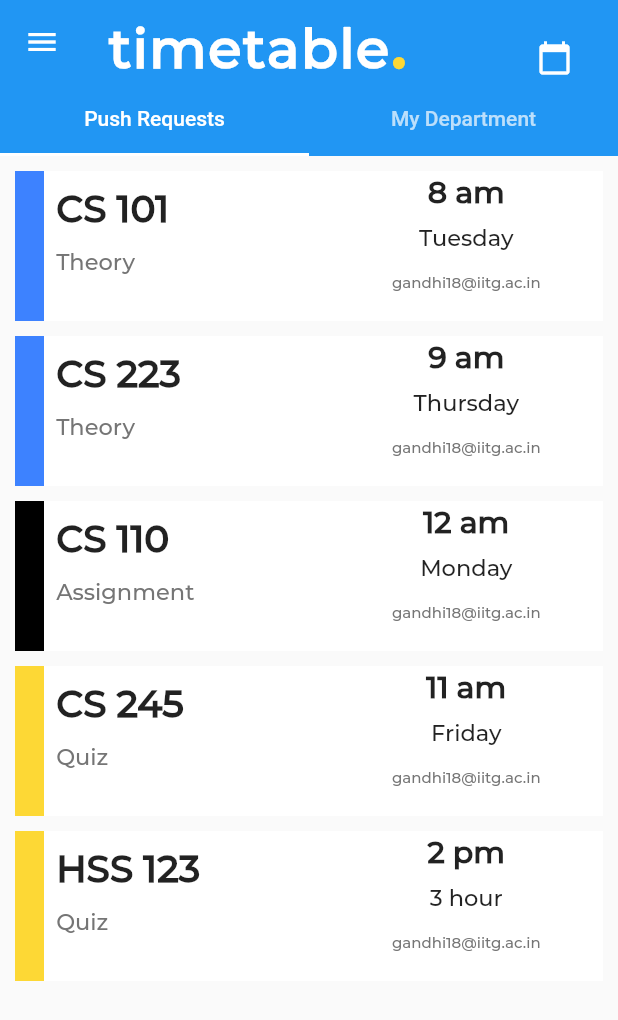
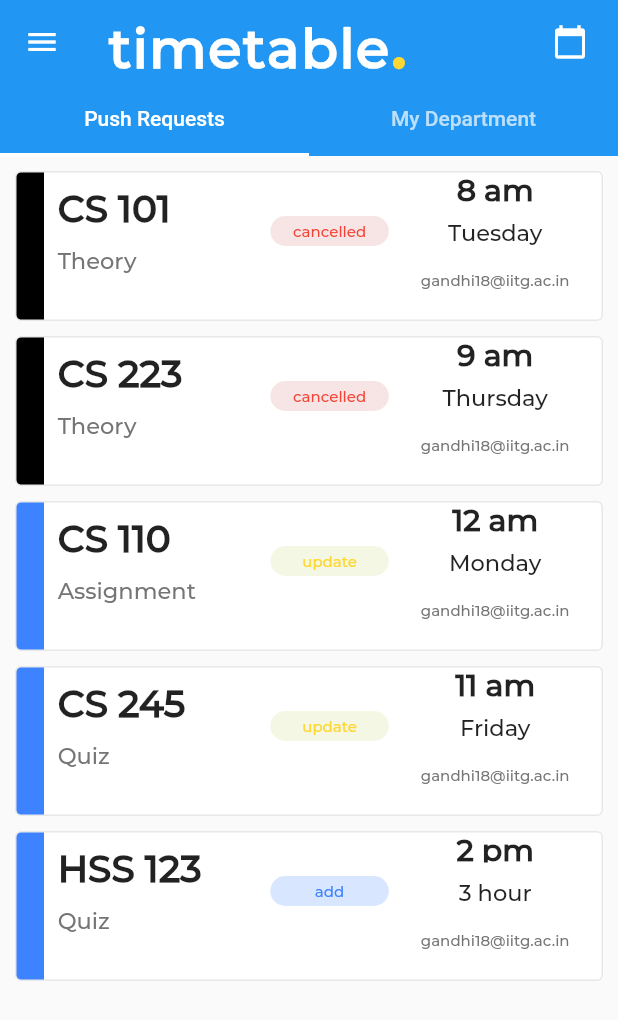
Before and after one commit to ss0313/timetable_2_flutter_admin-changes, a Flutter app: the screen it shows after launch, on a phone screen of 412 x 824 dp. Shown: the top 1020 px of the screen. Run offline on Flutter 3.47's test engine with Material 2 defaults, Android fonts, the phone set to English and light mode, and no system bars; drawn by our look-alikes of flutter_slidable; our stand-ins replace firebase_auth, firebase_core, mobx; missing offline and left inert: aad_oauth; accounts and stored records are empty; generated files the repository leaves out were written again; project files that could hold a hidden picture were left out.

Commit message:
Add files via upload

```diff
--- a/lib/globals/myColors.dart
+++ b/lib/globals/myColors.dart
@@ -1,7 +1,13 @@
 import 'package:flutter/material.dart';
-
+const Color grey2= Color.fromRGBO(230, 232, 233, 1);
 const Color kGrey = Color.fromRGBO(117, 117, 117, 1);
 const Color kYellow = Color.fromRGBO(253, 216, 53, 1);
 const Color kWhite = Colors.white;
 const Color kBlack = Colors.black;
 const Color kBlue = Color.fromRGBO(61, 130, 255, 1);
+const Color kRed = Colors.red;
+const Color k1Red = Colors.redAccent;
+const Color k1Yellow = Colors.yellowAccent;
+const Color lYellow=Color.fromRGBO(245, 247, 229, 1);
+const Color lBlue=Color.fromRGBO(216, 230, 255, 1);
+const Color lRed=Color.fromRGBO(247, 229, 229, 1);
--- a/lib/pages/push_req.dart
+++ b/lib/pages/push_req.dart
@@ -33,7 +33,8 @@ class _PushRequestState extends State<PushRequest> {
                     type: item['type'],
                     duration: item['day'],
                     time: item['time'],
-                    email:item['email']
+                    email:item['email'],
+                    status: item['status']
                   ),
                   actions: [
                     IconSlideAction(
@@ -77,34 +78,40 @@ List<Map<String, String>> testData = [
     "type": "Theory",
     "time": "8 am",
     "day": "Tuesday",
-    "email" :"gandhi18@iitg.ac.in"
+    "email" :"gandhi18@iitg.ac.in",
+    "status":"cancelled"
+
   },
   {
     "title": "CS 223",
     "type": "Theory",
     "time": "9 am",
     "day": "Thursday",
-    "email" :"gandhi18@iitg.ac.in"
+    "email" :"gandhi18@iitg.ac.in",
+    "status":"cancelled"
   },
   {
     "title": "CS 110",
     "type": "Assignment",
     "time": "12 am",
     "day": "Monday",
-    "email" :"gandhi18@iitg.ac.in"
+    "email" :"gandhi18@iitg.ac.in",
+    "status":"update"
   },
   {
     "title": "CS 245",
     "type": "Quiz",
     "time": "11 am",
     "day": "Friday",
-    "email" :"gandhi18@iitg.ac.in"
+    "email" :"gandhi18@iitg.ac.in",
+    "status":"update"
   },
   {
     "title": "HSS 123",
     "type": "Quiz",
     "time": "2 pm",
     "day": "3 hour",
-    "email" :"gandhi18@iitg.ac.in"
+    "email" :"gandhi18@iitg.ac.in",
+    "status":"add"
   },
 ];
--- a/lib/widgets/appBar.dart
+++ b/lib/widgets/appBar.dart
@@ -6,7 +6,7 @@ AppBar appBar() {
   return AppBar(
     actions: [
       Padding(
-        padding: EdgeInsets.all(18.4),
+        padding: EdgeInsets.all(8),
         child: IconButton(
           icon: const Icon(Icons.calendar_today),
           color: Colors.white,
--- a/lib/widgets/myListTile.dart
+++ b/lib/widgets/myListTile.dart
@@ -2,6 +2,12 @@ import 'package:flutter/material.dart';
 import 'package:timetable_2_flutter_admin/globals/myColors.dart';
 import 'package:timetable_2_flutter_admin/globals/myFonts.dart';
 import 'package:timetable_2_flutter_admin/globals/mySpaces.dart';
+
+import '../globals/myColors.dart';
+import '../globals/myColors.dart';
+import '../globals/myColors.dart';
+import '../globals/myColors.dart';
+import '../globals/myColors.dart';
 
 // ignore: must_be_immutable
 class MyListTile extends StatelessWidget {
@@ -10,18 +16,36 @@ class MyListTile extends StatelessWidget {
   final String duration;
   final String type;
   final String email;
+  final String status;
   Color sideColor;
-
-  MyListTile({this.title, this.type, this.time, this.duration, this.email}) {
-    switch (this.type) {
-      case 'Assignment':
+  Color mainColor;
+  Color text;
+  Color bgColor;
+  MyListTile(
+      {this.title,
+      this.status,
+      this.type,
+      this.time,
+      this.duration,
+      this.email}) {
+    switch (this.status) {
+      case 'cancelled':
         sideColor = kBlack;
+        mainColor = k1Red;
+        text = kRed;
+        bgColor=lRed;
         break;
-      case 'Quiz':
-        sideColor = kYellow;
+      case 'update':
+        sideColor = kBlue;
+        mainColor = k1Yellow;
+        text = kYellow;
+        bgColor=lYellow;
         break;
       default:
         sideColor = kBlue;
+        mainColor = kBlue;
+        bgColor=lBlue;
+        text = kBlue;
     }
   }
 
@@ -33,7 +57,8 @@ class MyListTile extends StatelessWidget {
       },
       child: Container(
         child: Padding(
-          padding: EdgeInsets.fromLTRB(MySpaces.listTileLeftPadding, 0, 0, MySpaces.horizontalScreenPadding),
+          padding: EdgeInsets.fromLTRB(MySpaces.listTileLeftPadding, 0, 0,
+              MySpaces.horizontalScreenPadding),
           child: Row(
             children: [
               Expanded(
@@ -49,6 +74,7 @@ class MyListTile extends StatelessWidget {
                         ),
                       ),
                     ),
+
                     Expanded(
                       child: Row(
                         crossAxisAlignment: CrossAxisAlignment.stretch,
@@ -68,16 +94,39 @@ class MyListTile extends StatelessWidget {
                   ],
                 ),
               ),
+              Container(
+                decoration: BoxDecoration(
+                    color: bgColor,
+                  borderRadius: BorderRadius.circular(18.25)
+                ),
+                height: 20,
+                width: 79,
+
+                child: SizedBox(
+
+                  child: Align(
+                    alignment: Alignment.center,
+                    child: Text(
+                      '$status',
+                      style:
+                        MyFonts.medium.setColor(text).size(10),
+                    ),
+                  ),
+                ),
+              ),
               Expanded(
                 child: Column(
                   crossAxisAlignment: CrossAxisAlignment.start,
                   children: [
-                    Expanded(
+                    Container(
+                      height: 20,
+                      child: Expanded(
                         child: Align(
                           alignment: Alignment.bottomCenter,
                           child: Text(
                             '$time',
                             style: MyFonts.extraBold.size(20),
+                          ),
                         ),
                       ),
                     ),
@@ -110,8 +159,8 @@ class MyListTile extends StatelessWidget {
           gradient:
               LinearGradient(stops: [0.05, 0.05], colors: [sideColor, kWhite]),
           color: kWhite,
-          // border: Border.all(color: kGrey, width: 1),
-          // borderRadius: BorderRadius.circular(15),
+           border: Border.all(color: grey2, width: 1),
+           borderRadius: BorderRadius.circular(4),
         ),
       ),
     );
```
Lines whose indentation alone changed are shown as unchanged.
